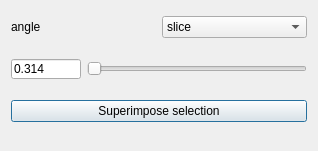
The window that SciDataTool/GUI/WDataExtractor/WDataExtractor.ui (Eomys/SciDataTool) describes before a commit, drawn with Qt 5.
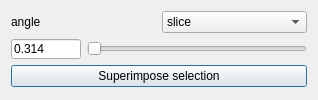
The same window after the commit. Custom widgets are drawn as their Qt base class.

Patch:
```diff
--- a/SciDataTool/GUI/WDataExtractor/WDataExtractor.ui
+++ b/SciDataTool/GUI/WDataExtractor/WDataExtractor.ui
@@ -7,7 +7,7 @@
     <x>0</x>
     <y>0</y>
     <width>318</width>
-    <height>151</height>
+    <height>100</height>
    </rect>
   </property>
   <property name="windowTitle">
@@ -93,22 +93,6 @@
      </item>
     </layout>
    </item>
-   <item>
-    <spacer name="verticalSpacer">
-     <property name="orientation">
-      <enum>Qt::Vertical</enum>
-     </property>
-     <property name="sizeType">
-      <enum>QSizePolicy::Fixed</enum>
-     </property>
-     <property name="sizeHint" stdset="0">
-      <size>
-       <width>296</width>
-       <height>10</height>
-      </size>
-     </property>
-    </spacer>
-   </item>
    <item>
     <layout class="QHBoxLayout" name="horizontalLayout_2">
      <item>
@@ -157,22 +141,6 @@
      </item>
     </layout>
    </item>
-   <item>
-    <spacer name="verticalSpacer_2">
-     <property name="orientation">
-      <enum>Qt::Vertical</enum>
-     </property>
-     <property name="sizeType">
-      <enum>QSizePolicy::Fixed</enum>
-     </property>
-     <property name="sizeHint" stdset="0">
-      <size>
-       <width>296</width>
-       <height>10</height>
-      </size>
-     </property>
-    </spacer>
-   </item>
    <item>
     <widget class="QPushButton" name="b_action">
      <property name="sizePolicy">
@@ -192,22 +160,6 @@
      </property>
     </widget>
    </item>
-   <item>
-    <spacer name="verticalSpacer_3">
-     <property name="orientation">
-      <enum>Qt::Vertical</enum>
-     </property>
-     <property name="sizeType">
-      <enum>QSizePolicy::Fixed</enum>
-     </property>
-     <property name="sizeHint" stdset="0">
-      <size>
-       <width>20</width>
-       <height>10</height>
-      </size>
-     </property>
-    </spacer>
-   </item>
   </layout>
  </widget>
  <customwidgets>
```
